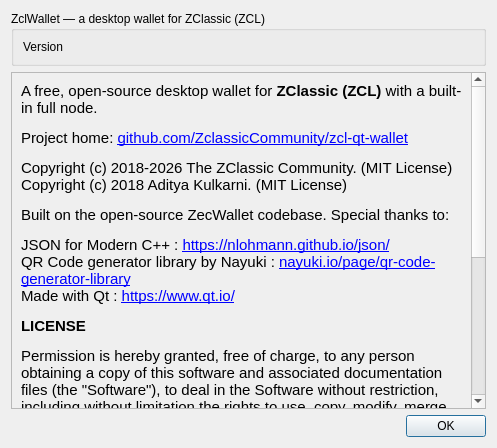
Qt form src/about.ui (ZclassicCommunity/zcl-qt-wallet) before a commit.
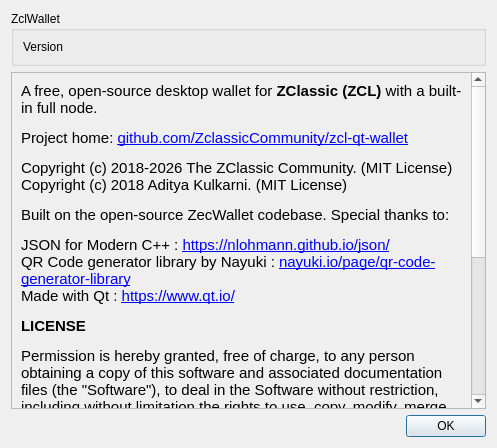
The same form after that commit.

Diff of the .ui file:
```diff
--- a/src/about.ui
+++ b/src/about.ui
@@ -17,7 +17,7 @@
    <item>
     <widget class="QGroupBox" name="groupBox">
      <property name="title">
-      <string notr="true">ZclWallet — a desktop wallet for ZClassic (ZCL)</string>
+      <string notr="true">ZclWallet</string>
      </property>
      <layout class="QVBoxLayout" name="verticalLayout_2">
       <item>
```
